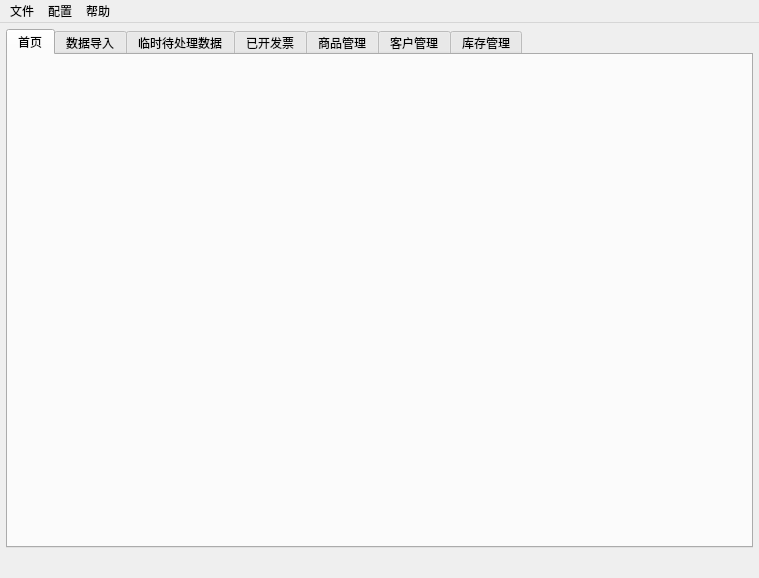
Qt form src/invoice/gui/mainwindow.ui (lcw2004/fapiao) before a commit.
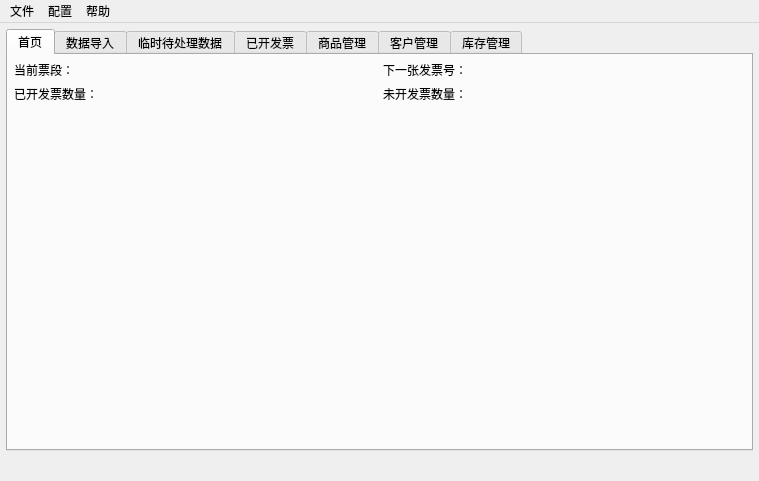
The same form after that commit. The open tabs and pages were chosen to show the change. Icons and pictures are not drawn.

Commit message: 统计发票使用情况

```diff
--- a/src/invoice/gui/mainwindow.ui
+++ b/src/invoice/gui/mainwindow.ui
@@ -7,7 +7,7 @@
     <x>0</x>
     <y>0</y>
     <width>759</width>
-    <height>578</height>
+    <height>481</height>
    </rect>
   </property>
   <property name="windowTitle">
@@ -45,7 +45,87 @@
          <number>0</number>
         </property>
         <item>
-         <layout class="QHBoxLayout" name="horizontalLayout_6"/>
+         <layout class="QVBoxLayout" name="verticalLayout_3">
+          <item>
+           <layout class="QGridLayout" name="gridLayout_3">
+            <property name="margin">
+             <number>6</number>
+            </property>
+            <property name="spacing">
+             <number>6</number>
+            </property>
+            <item row="2" column="0">
+             <widget class="QLabel" name="label_6">
+              <property name="text">
+               <string>已开发票数量：</string>
+              </property>
+             </widget>
+            </item>
+            <item row="0" column="0">
+             <widget class="QLabel" name="label_3">
+              <property name="text">
+               <string>当前票段：</string>
+              </property>
+             </widget>
+            </item>
+            <item row="0" column="1">
+             <widget class="QLabel" name="home_page_current_section_lable">
+              <property name="text">
+               <string/>
+              </property>
+             </widget>
+            </item>
+            <item row="0" column="2">
+             <widget class="QLabel" name="label_5">
+              <property name="text">
+               <string>下一张发票号：</string>
+              </property>
+             </widget>
+            </item>
+            <item row="0" column="3">
+             <widget class="QLabel" name="home_page_next_num_lable">
+              <property name="text">
+               <string/>
+              </property>
+             </widget>
+            </item>
+            <item row="2" column="3">
+             <widget class="QLabel" name="home_page_last_count_lable">
+              <property name="text">
+               <string/>
+              </property>
+             </widget>
+            </item>
+            <item row="2" column="1">
+             <widget class="QLabel" name="home_page_used_count_lable">
+              <property name="text">
+               <string/>
+              </property>
+             </widget>
+            </item>
+            <item row="2" column="2">
+             <widget class="QLabel" name="label_7">
+              <property name="text">
+               <string>未开发票数量：</string>
+              </property>
+             </widget>
+            </item>
+           </layout>
+          </item>
+          <item>
+           <spacer name="verticalSpacer">
+            <property name="orientation">
+             <enum>Qt::Vertical</enum>
+            </property>
+            <property name="sizeHint" stdset="0">
+             <size>
+              <width>20</width>
+              <height>40</height>
+             </size>
+            </property>
+           </spacer>
+          </item>
+         </layout>
         </item>
        </layout>
       </widget>
```
Left out of the diff: 2 changed lines with no effect on the pictures. The commit also changes 3 other files.
